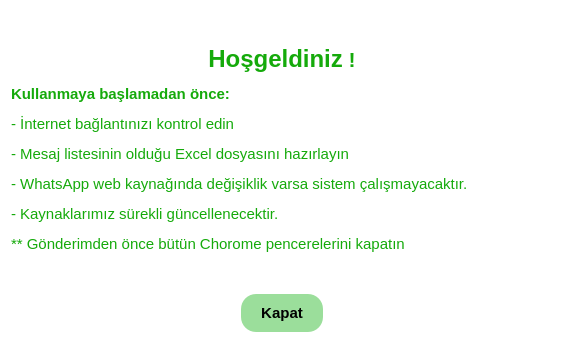
mami33/dcSoft, file whatsApp/welcomeDiag.ui: the form before one commit.
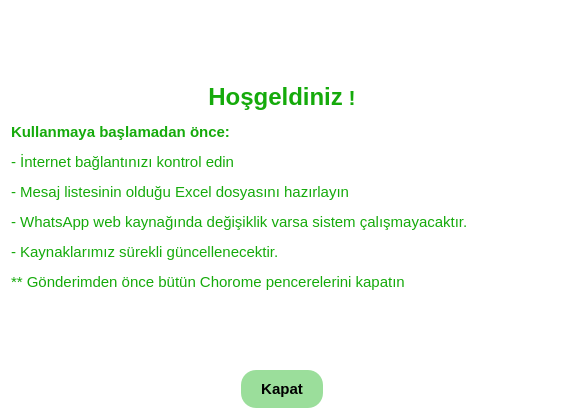
The form after the commit.

The edit to the form file:
```diff
--- a/whatsApp/welcomeDiag.ui
+++ b/whatsApp/welcomeDiag.ui
@@ -7,7 +7,7 @@
     <x>0</x>
     <y>0</y>
     <width>564</width>
-    <height>343</height>
+    <height>419</height>
    </rect>
   </property>
   <property name="windowTitle">
```
